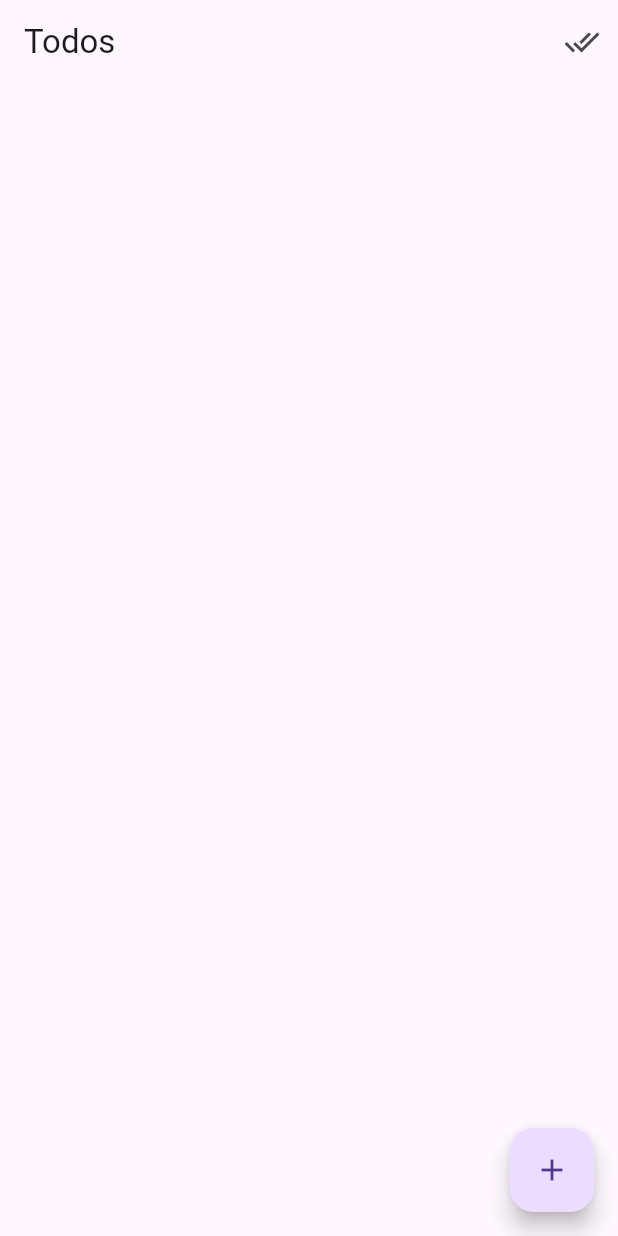
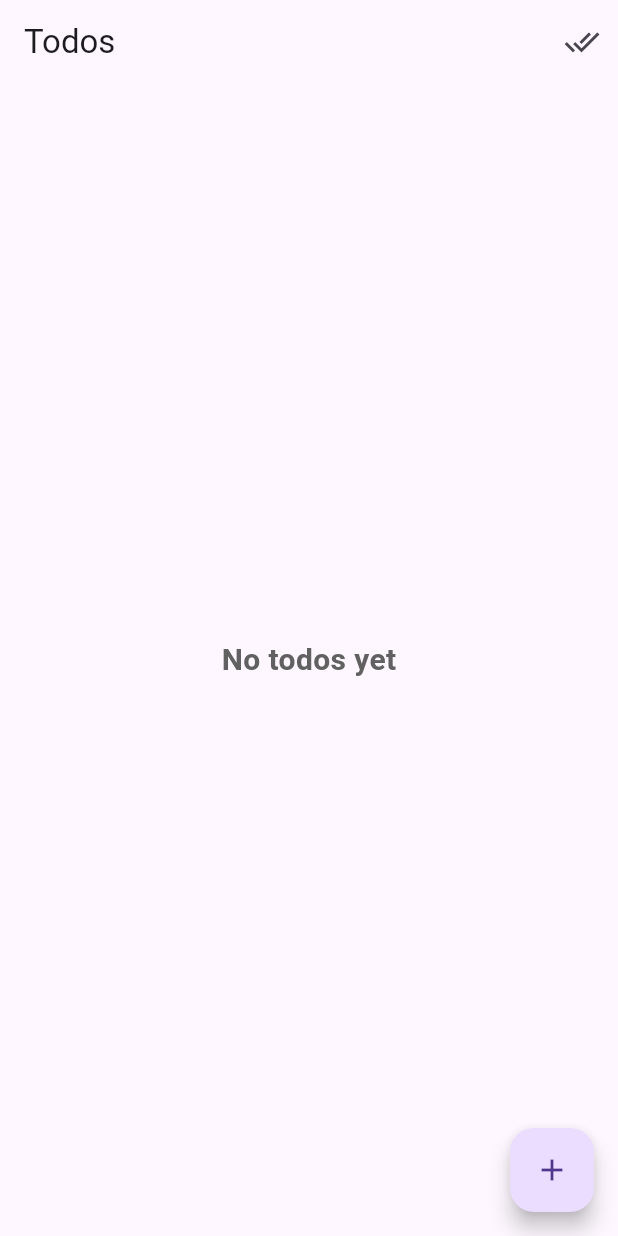
Before and after one commit to Cratis1831/flutter_todo_app, a Flutter app: the screen it shows after launch, on a phone screen of 412 x 824 dp. Run offline on Flutter 3.47's test engine with Material 3 defaults, Android fonts, the phone set to English and light mode, and no system bars; our stand-ins replace isar; accounts and stored records are empty; generated files the repository leaves out were written again.

Commit message:
Add loading and error handling to todos screen and enable feedback on todo list tile

```diff
--- a/lib/pages/todos_screen.dart
+++ b/lib/pages/todos_screen.dart
@@ -116,6 +116,24 @@ class _TodosScreenState extends State<TodosScreen> {
                       child: FutureBuilder(
                         future: loadTodosFuture,
                         builder: (context, builder) {
+                          if (builder.connectionState == ConnectionState.waiting) {
+                            return const Center(child: CircularProgressIndicator());
+                          }
+                          if (builder.hasError) {
+                            return const Center(child: Text('An error occurred'));
+                          }
+                          if (todoDatabase.todos.isEmpty) {
+                            return Center(
+                              child: Text(
+                                'No todos yet',
+                                style: TextStyle(
+                                  fontSize: 20,
+                                  fontWeight: FontWeight.bold,
+                                  color: Colors.grey[700],
+                                ),
+                              ),
+                            );
+                          }
                           return ListView.builder(
                             itemCount: todoDatabase.todos.length,
                             itemBuilder: (context, index) {
--- a/lib/widgets/todo_list_tile.dart
+++ b/lib/widgets/todo_list_tile.dart
@@ -45,6 +45,7 @@ class TodoListTile extends StatelessWidget {
           ),
         ),
         child: ListTile(
+          enableFeedback: true,
           title: Text(
             todo.title,
             style: TextStyle(
```
